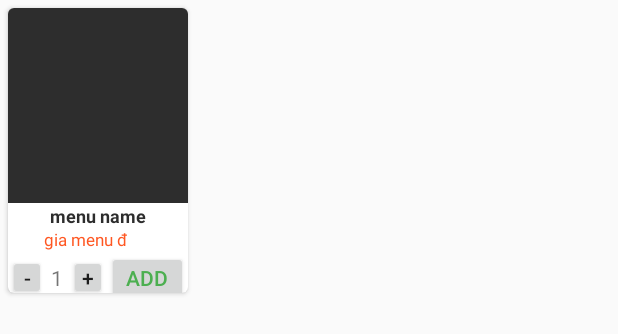
After one commit to sksouk/Foody, an Android app: the layout cardview_item_food.xml on its own in the app's theme, with its tools: preview values and no code run, on a phone screen of 412 x 824 dp. The commit adds this screen. Shown: the top 334 px of the screen. Run offline under Robolectric (Android 15) with nearby library versions, the phone set to English and light mode, and no system bars.

Commit message:
Display menu and edit number menu

```diff
--- a/app/build.gradle
+++ b/app/build.gradle
@@ -22,7 +22,10 @@ android {
 
 dependencies {
     implementation fileTree(dir: 'libs', include: ['*.jar'])
+    //noinspection GradleCompatible
     implementation 'com.android.support:appcompat-v7:28.0.0'
+    implementation 'com.android.support:cardview-v7:28.0.0'
+    implementation 'com.android.support:recyclerview-v7:28.0.0'
     implementation 'com.android.support.constraint:constraint-layout:1.1.3'
     implementation 'com.google.firebase:firebase-core:16.0.3'
     implementation 'com.google.firebase:firebase-database:16.0.1'
@@ -31,5 +34,6 @@ dependencies {
     androidTestImplementation 'com.android.support.test.espresso:espresso-core:3.0.2'
 
     implementation 'eu.the4thfloor.volley:com.android.volley:2015.05.28'
+    implementation 'com.android.support:gridlayout-v7:28.0.0'
 }
 apply plugin: 'com.google.gms.google-services'
--- a/app/src/main/java/foody/com/MainActivity.java
+++ b/app/src/main/java/foody/com/MainActivity.java
@@ -6,11 +6,9 @@ import android.content.Context;
 import android.support.v7.app.AppCompatActivity;
 import android.os.Bundle;
 import android.view.View;
-import android.widget.AdapterView;
 import android.widget.ArrayAdapter;
 import android.widget.Button;
 import android.widget.EditText;
-import android.widget.GridView;
 import android.widget.ListView;
 
 import com.google.firebase.FirebaseApp;
@@ -39,7 +37,6 @@ public class MainActivity extends AppCompatActivity {
         setContentView(R.layout.activity_main);
         FirebaseApp.initializeApp(this);
 
-
         init();
         update();
 
@@ -50,8 +47,6 @@ public class MainActivity extends AppCompatActivity {
                 items.add(txtadd.getText().toString());
                 adt.notifyDataSetChanged();
                 txtadd.setText("");
-
-
             }
         });
         bt1.setOnClickListener(new View.OnClickListener() {
--- /dev/null
+++ b/app/src/main/res/layout/cardview_item_food.xml
@@ -0,0 +1,91 @@
+<?xml version="1.0" encoding="utf-8"?>
+<android.support.v7.widget.CardView xmlns:android="http://schemas.android.com/apk/res/android"
+    android:layout_width="120dp"
+    android:layout_height="190dp"
+    xmlns:cardview="http://schemas.android.com/apk/res-auto"
+    android:layout_margin="5dp"
+    cardview:cardCornerRadius="4dp">
+
+    <LinearLayout
+        android:orientation="vertical"
+        android:layout_width="match_parent"
+        android:layout_height="match_parent">
+
+        <ImageView
+            android:id="@+id/menu_image_id"
+            android:layout_width="match_parent"
+            android:layout_height="130sp"
+            android:scaleType="centerCrop"
+            android:background="#2d2d2d"/>
+        <LinearLayout
+            android:orientation="vertical"
+            android:gravity="center"
+            android:layout_width="match_parent"
+            android:layout_height="wrap_content">
+            <TextView
+                android:id="@+id/menu_name_id"
+                android:textColor="#2d2d2d"
+                android:textSize="12sp"
+                android:textStyle="bold"
+                android:gravity="center"
+                android:layout_width="match_parent"
+                android:layout_height="match_parent"
+                android:text="menu name"/>
+            <LinearLayout
+                android:orientation="horizontal"
+                android:layout_width="match_parent"
+                android:layout_height="wrap_content">
+                <TextView
+                    android:id="@+id/menu_gia_id"
+                    android:textColor="#FF5722"
+                    android:textSize="11sp"
+                    android:gravity="right"
+                    android:layout_width="70dp"
+                    android:layout_height="wrap_content"
+                    android:text="gia menu"/>
+                <TextView
+                    android:textColor="#FF5722"
+                    android:textSize="11sp"
+                    android:gravity="left"
+                    android:layout_width="55dp"
+                    android:layout_height="wrap_content"
+                    android:text=" đ"/>
+            </LinearLayout>
+
+                <LinearLayout
+                    android:layout_width="match_parent"
+                    android:layout_height="match_parent"
+                    android:orientation="horizontal">
+                    <Button
+                        android:id="@+id/btn_trumenu"
+                        android:layout_width="25dp"
+                        android:padding="0dp"
+                        android:layout_height="30dp"
+                        android:text="-" />
+
+                    <TextView
+                        android:id="@+id/txt_slmenu"
+                        android:layout_width="15dp"
+                        android:text="1"
+                        android:gravity="center"
+                        android:padding="0dp"
+                        android:layout_height="30dp" />
+                    <Button
+                        android:id="@+id/btn_congmenu"
+                        android:layout_width="25dp"
+                        android:padding="0dp"
+                        android:layout_height="30dp"
+                        android:text="+" />
+                    <Button
+                        android:id="@+id/btn_addcart"
+                        android:text="Add"
+                        android:textColor="#4CAF50"
+                        android:padding="0dp"
+                        android:layout_width="wrap_content"
+                        android:layout_height="35dp" />
+                </LinearLayout>
+        </LinearLayout>
+
+    </LinearLayout>
+
+</android.support.v7.widget.CardView>
```
Also changed, not shown: app/src/main/AndroidManifest.xml (+4 -3 lines), app/src/main/java/foody/com/MenuActivity.java (added, +43 -0 lines), app/src/main/java/foody/com/RecyclerViewAdapter.java (added, +92 -0 lines), app/src/main/java/foody/com/menu.java (added, +60 -0 lines), app/src/main/res/layout/activity_menu.xml (added, +17 -0 lines), app/src/main/res/drawable/img3.png (added), app/src/main/res/drawable/img4.png (added), app/src/main/res/drawable/img5.png (added), app/src/main/res/drawable/img6.png (added), app/src/main/res/drawable/img7.png (added), 2 other files.
